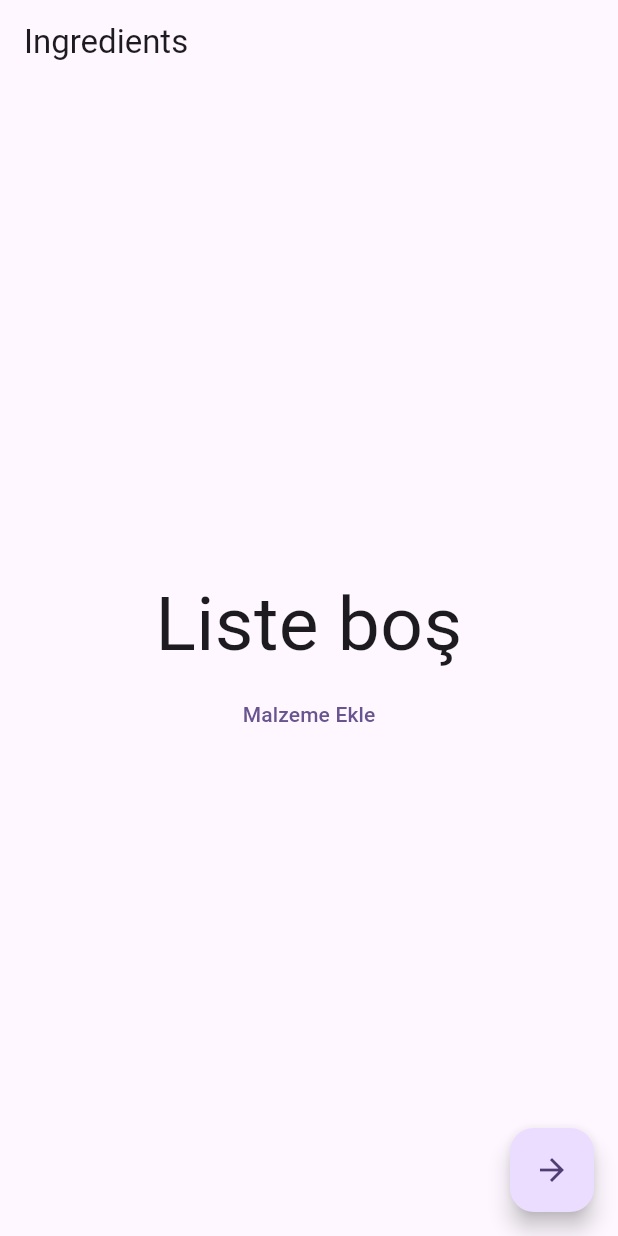
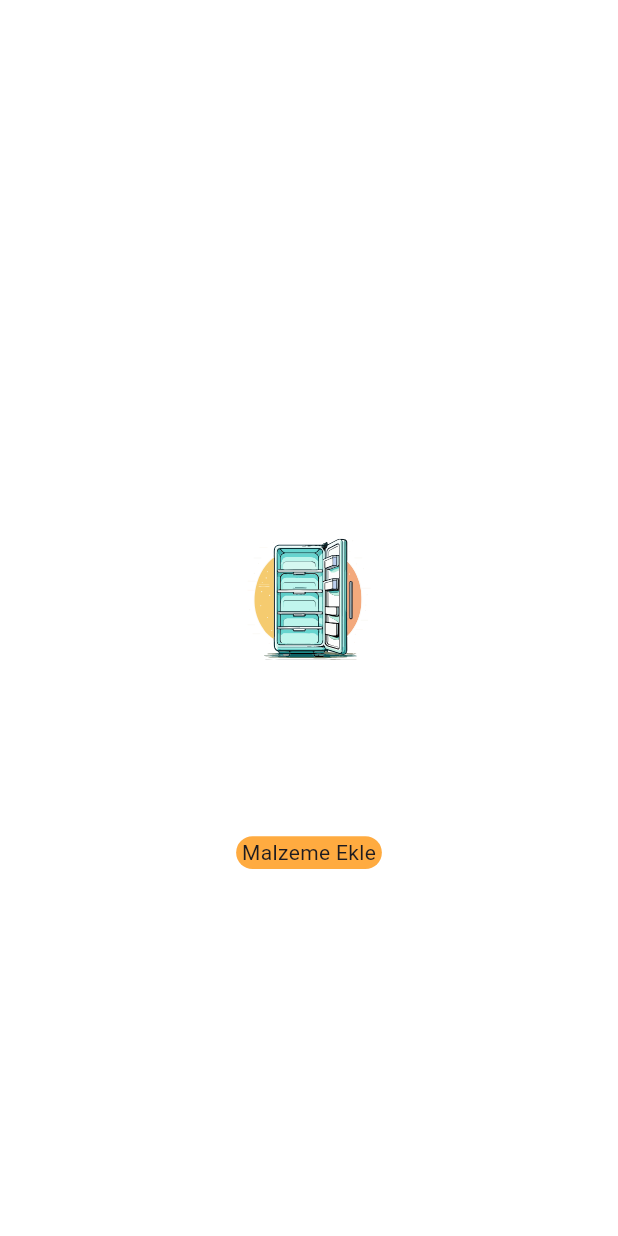
Before and after one commit to faithtnuc/snap-n-cook, a Flutter app: the DetectedIngredientsView screen opened directly, on a phone screen of 412 x 824 dp. Run offline on Flutter 3.47's test engine with Material 3 defaults, Android fonts, the phone set to English and light mode, and no system bars; our stand-ins replace cloud_firestore, cloud_functions, firebase_auth, firebase_core, flutter_svg, modal_bottom_sheet and 2 more; missing offline and left inert: ultralytics_yolo; accounts and stored records are empty; network calls fail.

Commit message:
Added new ui elements to detected ingredients page

```diff
--- /dev/null
+++ b/lib/utils/constants.dart
@@ -0,0 +1,9 @@
+import 'package:flutter/material.dart';
+import 'package:responsive_sizer/responsive_sizer.dart';
+
+const kBackgroundColor = Color(0x00263a29);
+const kPrimaryTextColor = Colors.white;
+final kPrimaryTextStyle = TextStyle(color: kPrimaryTextColor, fontSize: 14.6.sp);
+const kAppBarTitleStyle = TextStyle(color: kPrimaryTextColor);
+const assetName = 'assets/images/empty_fridge.svg';
+final kEmptyListBoxDecoration = BoxDecoration(color: Colors.orangeAccent, borderRadius: BorderRadius.circular(20));
--- a/lib/views/detected_ingredients_view.dart
+++ b/lib/views/detected_ingredients_view.dart
@@ -1,8 +1,10 @@
 import 'package:flutter/material.dart';
+import 'package:flutter_svg/flutter_svg.dart';
 import 'package:modal_bottom_sheet/modal_bottom_sheet.dart';
 import 'package:provider/provider.dart';
 import 'package:responsive_sizer/responsive_sizer.dart';
 import 'package:snapncook/providers/recommended_recipes_provider.dart';
+import 'package:snapncook/utils/constants.dart';
 import 'package:snapncook/views/recommended_recipes_view.dart';
 import '../models/ingredient.dart';
 import '../providers/ingredient_list_provider.dart';
@@ -16,8 +18,10 @@ class DetectedIngredientsView extends StatelessWidget {
     return PopScope(
         canPop: false,
         child: Scaffold(
+          backgroundColor: kBackgroundColor,
           appBar: AppBar(
-            title: const Text('Ingredients'),
+            backgroundColor: kBackgroundColor,
+            title: const Text('Malzemelerim', style: kAppBarTitleStyle),
           ),
           body: Consumer<IngredientListProvider>(
             builder: (context, ingredientListProvider, child) =>
@@ -45,21 +49,29 @@ class DetectedIngredientsView extends StatelessWidget {
                 :
               Column(
                 mainAxisAlignment: MainAxisAlignment.center,
-                crossAxisAlignment: CrossAxisAlignment.stretch,
                 children: [
-                  const Text(
-                    textAlign: TextAlign.center,
-                    "Liste boş",
-                    style: TextStyle(fontSize: 50),
+                  SvgPicture.asset(
+                      width: 20.w,
+                      height: 24.h,
+                      assetName,
+                      semanticsLabel: 'Empty Fridge'
                   ),
-                  TextButton(onPressed: () => showIngredientSelectionDialog(context), child: const Text("Malzeme Ekle"),)
+                  Padding(
+                    padding: EdgeInsets.only(top: 2.h, left: 12.w, right: 12.w, bottom: 0.8.h),
+                    child: Text(
+                      textAlign: TextAlign.center,
+                      "Malzeme listeniz boş. Eklemek için aşağıdaki butona tıklayınız",
+                      style: kPrimaryTextStyle,
+                    ),
+                  ),
+                  GestureDetector(onTap: () => showIngredientSelectionDialog(context),child: Container(padding: EdgeInsets.symmetric(horizontal: 8.sp, vertical: 4.sp),decoration: kEmptyListBoxDecoration, child: const Text("Malzeme Ekle"),))
                 ],
               ),
           ),
-          floatingActionButton: FloatingActionButton(
+          floatingActionButton: context.read<IngredientListProvider>().myIngredients.isNotEmpty ? FloatingActionButton(
             child: const Icon(Icons.arrow_forward),
             onPressed: ()=> goToRecommendedRecipesView(context),
-          ),
+          ) : const SizedBox.shrink(),
         ));
   }
 
--- a/pubspec.yaml
+++ b/pubspec.yaml
@@ -46,6 +46,7 @@ dependencies:
   cloud_functions: ^4.7.5
   firebase_auth: ^4.19.6
   modal_bottom_sheet: ^3.0.0
+  flutter_svg: ^2.0.10+1
 
 dev_dependencies:
   flutter_test:
@@ -72,6 +73,7 @@ flutter:
   # To add assets to your application, add an assets section, like this:
   assets:
     - assets/
+    - assets/images/
   #   - images/a_dot_ham.jpeg
 
   # An image asset can refer to one or more resolution-specific "variants", see
```
Also changed, not shown: assets/images/empty_fridge.svg (added), pubspec.lock.
